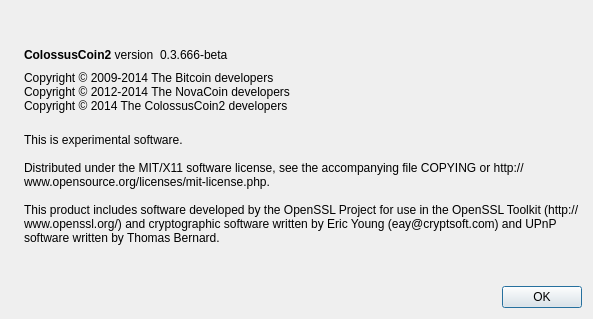
This is src/qt/forms/aboutdialog.ui in Crestington/Test7 as Qt 5 draws it before an edit. The edited form follows.
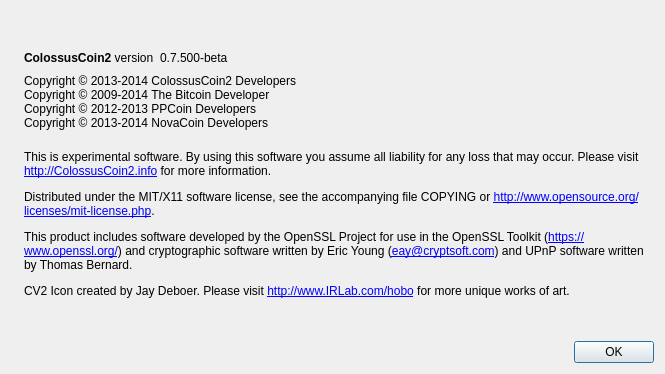
This is the edited form. Icons and pictures are not drawn.

What changed in the file:
```diff
--- a/src/qt/forms/aboutdialog.ui
+++ b/src/qt/forms/aboutdialog.ui
@@ -6,8 +6,8 @@
    <rect>
     <x>0</x>
     <y>0</y>
-    <width>593</width>
-    <height>319</height>
+    <width>665</width>
+    <height>374</height>
    </rect>
   </property>
   <property name="windowTitle">
@@ -63,7 +63,7 @@
           <cursorShape>IBeamCursor</cursorShape>
          </property>
          <property name="text">
-          <string notr="true">0.3.666-beta</string>
+          <string notr="true">0.7.500-beta</string>
          </property>
          <property name="textInteractionFlags">
           <set>Qt::LinksAccessibleByMouse|Qt::TextSelectableByKeyboard|Qt::TextSelectableByMouse</set>
@@ -91,9 +91,11 @@
         <cursorShape>IBeamCursor</cursorShape>
        </property>
        <property name="text">
-        <string>Copyright © 2009-2014 The Bitcoin developers
-Copyright © 2012-2014 The NovaCoin developers
-Copyright © 2014 The ColossusCoin2 developers</string>
+        <string>Copyright © 2013-2014 ColossusCoin2 Developers
+Copyright © 2009-2014 The Bitcoin Developer
+Copyright © 2012-2013 PPCoin Developers 
+Copyright © 2013-2014 NovaCoin Developers 
+</string>
        </property>
        <property name="textInteractionFlags">
         <set>Qt::LinksAccessibleByMouse|Qt::TextSelectableByKeyboard|Qt::TextSelectableByMouse</set>
@@ -106,12 +108,10 @@
         <cursorShape>IBeamCursor</cursorShape>
        </property>
        <property name="text">
-        <string>
-This is experimental software.
-
-Distributed under the MIT/X11 software license, see the accompanying file COPYING or http://www.opensource.org/licenses/mit-license.php.
-
-This product includes software developed by the OpenSSL Project for use in the OpenSSL Toolkit (http://www.openssl.org/) and cryptographic software written by Eric Young (eay@cryptsoft.com) and UPnP software written by Thomas Bernard.</string>
+        <string>&lt;html&gt;&lt;head/&gt;&lt;body&gt;&lt;p&gt;This is experimental software. By using this software you assume all liability for any loss that may occur. Please visit &lt;a href=&quot;http://ColossusCoin2.info&quot;&gt;&lt;span style=&quot; text-decoration: underline; color:#0000ff;&quot;&gt;http://ColossusCoin2.info&lt;/span&gt;&lt;/a&gt; for more information.&lt;/p&gt;&lt;p&gt;Distributed under the MIT/X11 software license, see the accompanying file COPYING or &lt;a href=&quot;http://www.opensource.org/licenses/mit-license.php&quot;&gt;&lt;span style=&quot; text-decoration: underline; color:#0000ff;&quot;&gt;http://www.opensource.org/licenses/mit-license.php&lt;/span&gt;&lt;/a&gt;. &lt;/p&gt;&lt;p&gt;This product includes software developed by the OpenSSL Project for use in the OpenSSL Toolkit (&lt;a href=&quot;https://www.openssl.org/&quot;&gt;&lt;span style=&quot; text-decoration: underline; color:#0000ff;&quot;&gt;https://www.openssl.org/&lt;/span&gt;&lt;/a&gt;) and cryptographic software written by Eric Young (&lt;a href=&quot;mailto:eay@cryptsoft.com&quot;&gt;&lt;span style=&quot; text-decoration: underline; color:#0000ff;&quot;&gt;eay@cryptsoft.com&lt;/span&gt;&lt;/a&gt;) and UPnP software written by Thomas Bernard. &lt;/p&gt;&lt;p&gt;CV2 Icon created by Jay Deboer. Please visit &lt;a href=&quot; http://www.IRLab.com/hobo&quot;&gt;&lt;span style=&quot; text-decoration: underline; color:#0000ff;&quot;&gt;http://www.IRLab.com/hobo&lt;/span&gt;&lt;/a&gt; for more unique works of art.&lt;/p&gt;&lt;/body&gt;&lt;/html&gt;</string>
+       </property>
+       <property name="textFormat">
+        <enum>Qt::RichText</enum>
        </property>
        <property name="wordWrap">
         <bool>true</bool>
```
